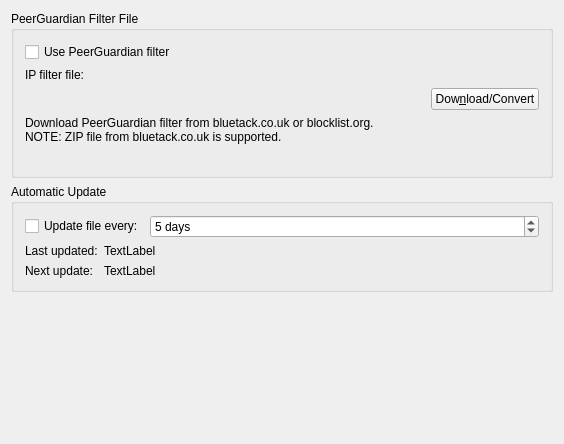
KDE/ktorrent, file plugins/ipfilter/ipblockingprefpage.ui: the form before one commit.
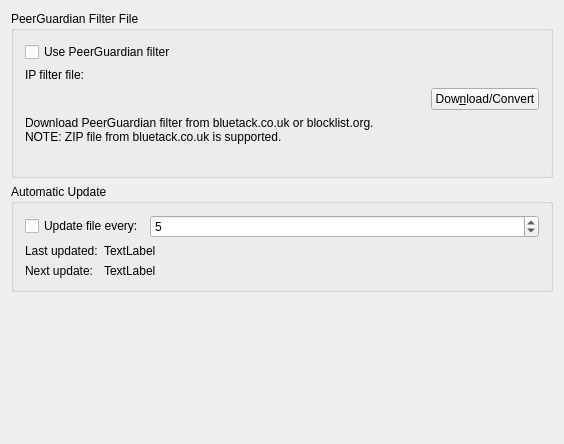
The form after the commit. Custom widgets are drawn as their Qt base class.

Commit message: i18n: Convert QSpinBoxes with static suffices to KIntSpinBoxes with setSuffix.

```diff
--- a/plugins/ipfilter/ipblockingprefpage.ui
+++ b/plugins/ipfilter/ipblockingprefpage.ui
@@ -136,13 +136,16 @@
             <verstretch>0</verstretch>
            </sizepolicy>
           </property>
-          <property name="toolTip" >
+          <property name="minimumSize">
+           <size>
+            <width>12</width>
+            <height>0</height>
+           </size>
+          </property>
+          <property name="toolTip">
            <string>Update interval in days.</string>
           </property>
-          <property name="suffix" >
-           <string> days</string>
-          </property>
-          <property name="minimum" >
+          <property name="minimum">
            <number>1</number>
           </property>
           <property name="maximum" >
@@ -220,9 +223,14 @@
    </item>
   </layout>
  </widget>
- <layoutdefault spacing="6" margin="11" />
+ <layoutdefault spacing="6" margin="11"/>
  <pixmapfunction>qPixmapFromMimeSource</pixmapfunction>
  <customwidgets>
+  <customwidget>
+   <class>KIntSpinBox</class>
+   <extends>QSpinBox</extends>
+   <header>knuminput.h</header>
+  </customwidget>
   <customwidget>
    <class>KUrlRequester</class>
    <extends>QFrame</extends>
```
Left out of the diff: 145 changed lines with no effect on the pictures. The commit also changes 3 other files.
